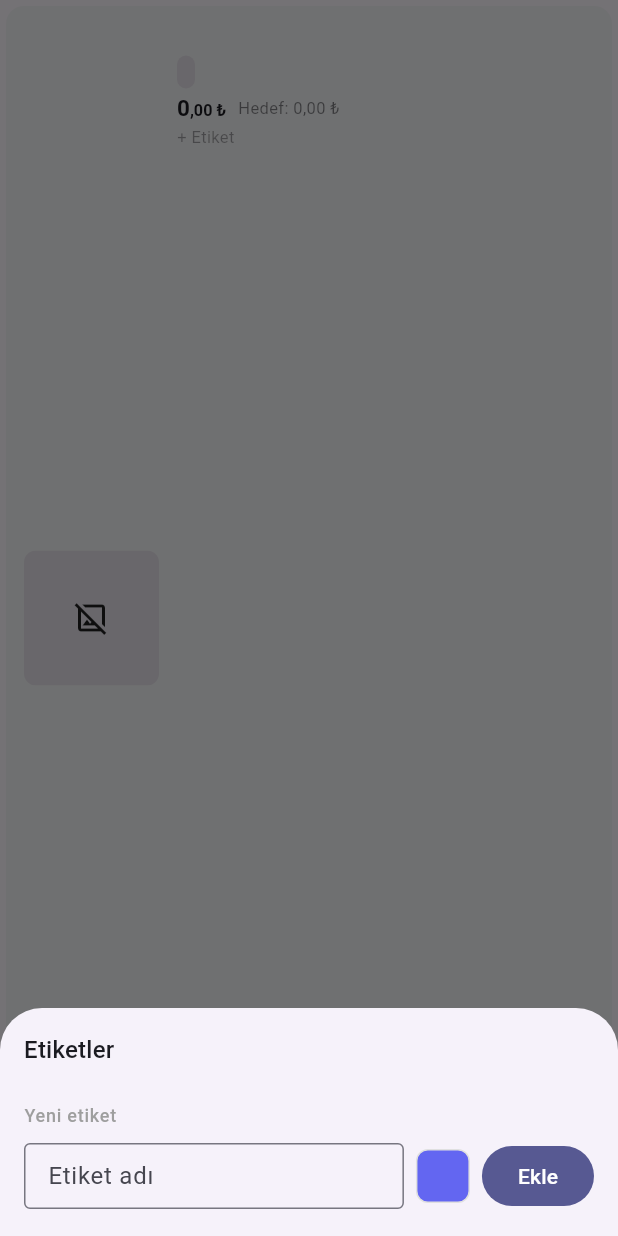
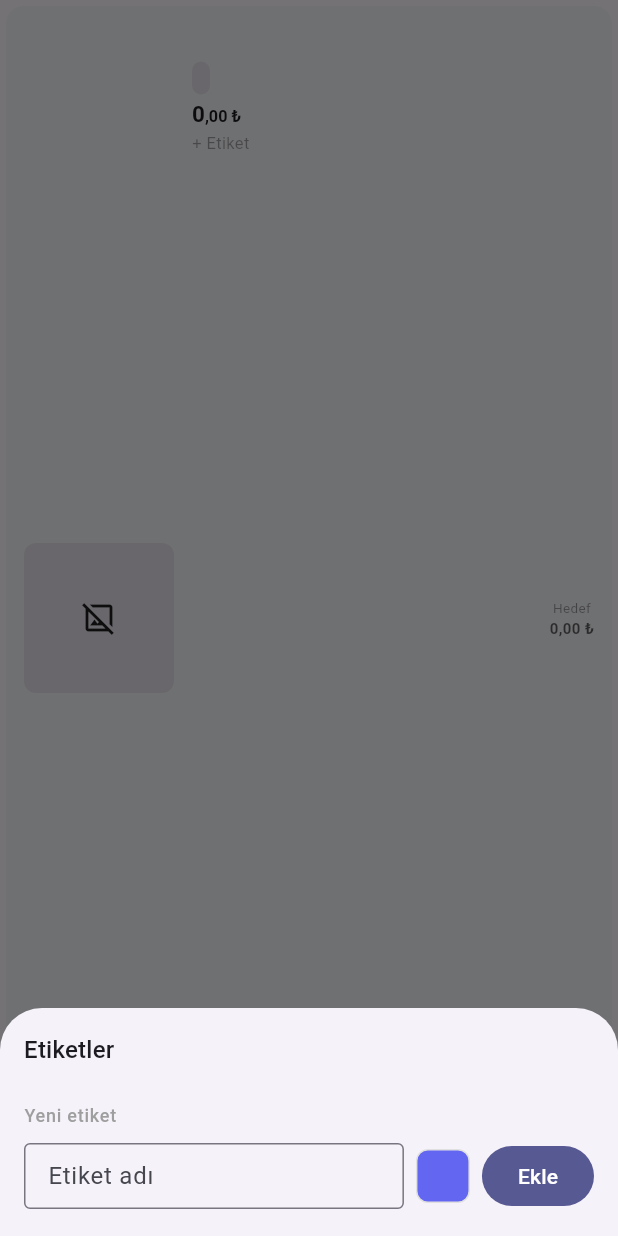
Before and after one commit to sinansengun/price-tracker, a Flutter app: the _ProductCard widget shown alone on an empty page, opened directly with empty values, after a tap on "+ Etiket", on a phone screen of 412 x 824 dp. Run offline on Flutter 3.47's test engine with Material 3 defaults, Android fonts, the phone set to English and light mode, and no system bars; our stand-ins replace fl_chart, flutter_secure_storage, go_router; accounts and stored records are empty; network calls fail.

Commit message:
Various improvements: amzn.eu support, label style, target price UI, job schedule, mobile API URL

```diff
--- a/mobile/lib/api/api_client.dart
+++ b/mobile/lib/api/api_client.dart
@@ -1,8 +1,5 @@
 class ApiClient {
-  // macOS / iOS simülatörü → localhost
-  // Android emülatörü      → 10.0.2.2
-  // Fiziksel cihaz          → bilgisayarın yerel IP'si
-  static const String baseUrl = 'http://localhost:5254/api';
+  static const String baseUrl = 'https://price-tracker-api.up.railway.app/api';
 
   // Token depolamak için basit in-memory slot (AuthProvider tarafından set edilir)
   static String? _token;
--- a/mobile/lib/main.dart
+++ b/mobile/lib/main.dart
@@ -95,6 +95,16 @@ class _PriceTrackerAppState extends State<PriceTrackerApp>
   }
 
   Future<void> _handleSharedUrl(String url) async {
+    // Aynı URL 5 saniye içinde tekrar gelirse yoksay (çift işleme koruması).
+    final now = DateTime.now();
+    if (_lastHandledUrl == url &&
+        _lastHandledUrlTime != null &&
+        now.difference(_lastHandledUrlTime!) < const Duration(seconds: 5)) {
+      return;
+    }
+    _lastHandledUrl = url;
+    _lastHandledUrlTime = now;
+
     final auth = context.read<AuthProvider>();
     if (!auth.isAuthenticated) {
       // Giriş yapılmamış, URL'yi beklet ve login sonrası kullan
@@ -113,6 +123,11 @@ class _PriceTrackerAppState extends State<PriceTrackerApp>
   }
 
   String? _pendingSharedUrl;
+
+  // Çift URL işlemeyi engeller: URL scheme ve UserDefaults yolları
+  // aynı anda tetiklendiğinde modal iki kez açılıp kapanmasın.
+  String? _lastHandledUrl;
+  DateTime? _lastHandledUrlTime;
 
   @override
   void dispose() {
--- a/mobile/lib/screens/products_screen.dart
+++ b/mobile/lib/screens/products_screen.dart
@@ -85,8 +85,11 @@ class ProductsScreenState extends State<ProductsScreen> {
                         child: Row(
                           children: [
                             FilterChip(
-                              label: const Text('Tümü'),
-                              labelStyle: const TextStyle(fontSize: 12),
+                              label: const Text('TÜMÜ'),
+                              labelStyle: const TextStyle(
+                                  fontSize: 10,
+                                  fontWeight: FontWeight.bold,
+                                  letterSpacing: 0.6),
                               selected: _filterLabelId == null,
                               onSelected: (_) =>
                                   setState(() => _filterLabelId = null),
@@ -99,13 +102,15 @@ class ProductsScreenState extends State<ProductsScreen> {
                               return Padding(
                                 padding: const EdgeInsets.only(right: 6),
                                 child: FilterChip(
-                                  label: Text(l.name),
+                                  label: Text(l.name.toUpperCase()),
                                   selected: selected,
                                   selectedColor: color.withValues(alpha: 0.2),
                                   checkmarkColor: color,
                                   labelStyle: TextStyle(
                                       color: selected ? color : null,
-                                      fontSize: 12),
+                                      fontSize: 10,
+                                      fontWeight: FontWeight.bold,
+                                      letterSpacing: 0.6),
                                   side: BorderSide(
                                       color: selected
                                           ? color
@@ -218,18 +223,18 @@ class _ProductCard extends StatelessWidget {
         borderRadius: BorderRadius.circular(12),
         onTap: () => context.push('/products/${up.id}'),
         child: Padding(
-          padding: const EdgeInsets.all(12),
+          padding: const EdgeInsets.symmetric(horizontal: 12, vertical: 16),
           child: Row(
             children: [
               // Ürün resmi
               SizedBox(
-                width: 90,
-                height: 90,
+                width: 100,
+                height: 100,
                 child: ClipRRect(
                   borderRadius: BorderRadius.circular(8),
                   child: p.imageUrl != null
                       ? Image.network(p.imageUrl!,
-                          width: 90, height: 90, fit: BoxFit.cover,
+                          width: 100, height: 100, fit: BoxFit.cover,
                           errorBuilder: (_, __, ___) =>
                               const _PlaceholderImage())
                       : const _PlaceholderImage(),
@@ -261,15 +266,6 @@ class _ProductCard extends StatelessWidget {
                           const Text('—',
                               style: TextStyle(
                                   fontSize: 15, fontWeight: FontWeight.bold)),
-                        if (up.targetPrice != null) ...[
-                          const SizedBox(width: 8),
-                          Text(
-                            'Hedef: ${fmtPrice(up.targetPrice!)} ₺',
-                            style: TextStyle(
-                                fontSize: 11,
-                                color: cs.onSurface.withValues(alpha: 0.55)),
-                          ),
-                        ],
                       ],
                     ),
                     if (p.initialPrice != null &&
@@ -298,10 +294,11 @@ class _ProductCard extends StatelessWidget {
                               color: c.withValues(alpha: 0.15),
                               borderRadius: BorderRadius.circular(4),
                             ),
-                            child: Text(l.name,
+                            child: Text(l.name.toUpperCase(),
                                 style: TextStyle(
                                     fontSize: 10,
-                                    fontWeight: FontWeight.w600,
+                                    fontWeight: FontWeight.bold,
+                                    letterSpacing: 0.6,
                                     color: c)),
                           );
                         }).toList(),
@@ -319,11 +316,35 @@ class _ProductCard extends StatelessWidget {
                   ],
                 ),
               ),
-              // Mini grafik + değişim oranı
-              if (p.priceHistories.length >= 2)
+              // Mini grafik + değişim oranı + hedef fiyat
+              if (p.priceHistories.length >= 2 || up.targetPrice != null)
                 Padding(
                   padding: const EdgeInsets.only(left: 8),
-                  child: _MiniChartWithPct(histories: p.priceHistories),
+                  child: Column(
+                    crossAxisAlignment: CrossAxisAlignment.center,
+                    mainAxisSize: MainAxisSize.min,
+                    children: [
+                      if (p.priceHistories.length >= 2)
+                        _MiniChartWithPct(histories: p.priceHistories),
+                      if (up.targetPrice != null) ...[
+                        if (p.priceHistories.length >= 2)
+                          const SizedBox(height: 4),
+                        Text(
+                          'Hedef',
+                          style: TextStyle(
+                              fontSize: 9,
+                              color: cs.onSurface.withValues(alpha: 0.45)),
+                        ),
+                        Text(
+                          '${fmtPrice(up.targetPrice!)} ₺',
+                          style: TextStyle(
+                              fontSize: 10,
+                              fontWeight: FontWeight.w600,
+                              color: cs.onSurface.withValues(alpha: 0.7)),
+                        ),
+                      ],
+                    ],
+                  ),
                 ),
             ],
           ),
@@ -472,8 +493,8 @@ class _PlaceholderImage extends StatelessWidget {
   @override
   Widget build(BuildContext context) {
     return Container(
-      width: 90,
-      height: 90,
+      width: 100,
+      height: 100,
       color: Theme.of(context).colorScheme.surfaceContainerHighest,
       child: const Icon(Icons.image_not_supported_outlined),
     );
```
Also changed, not shown: mobile/lib/screens/label_sheet.dart (+19 -1 lines), mobile/lib/screens/product_detail_screen.dart (+45 -31 lines), 9 other files.
